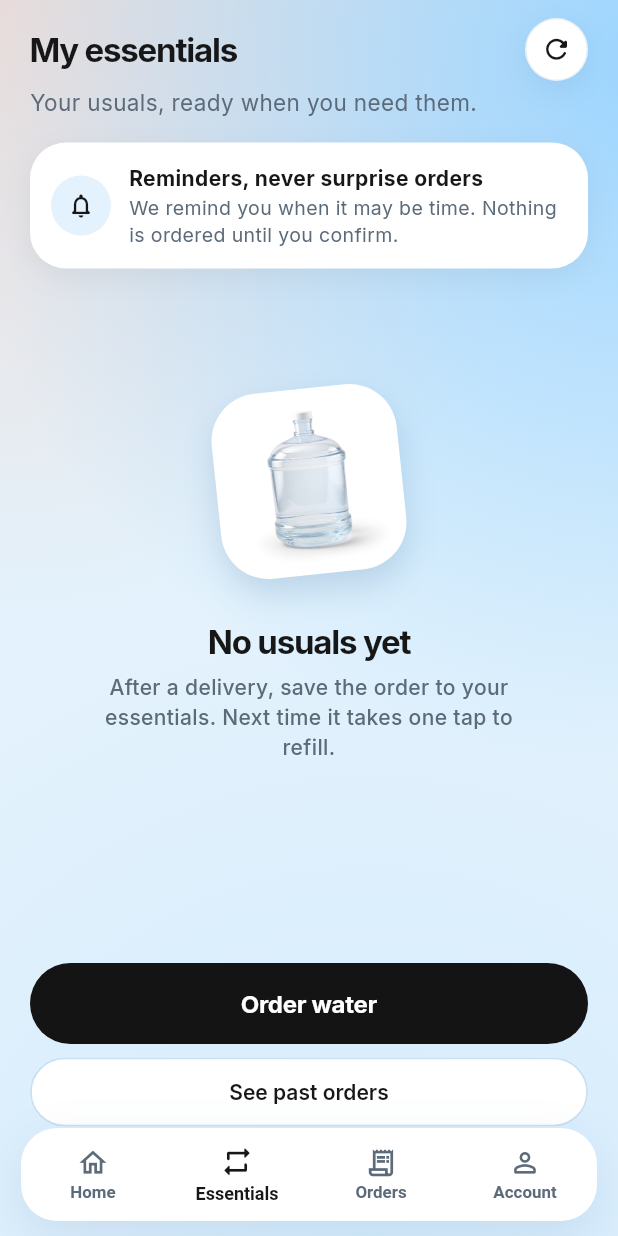
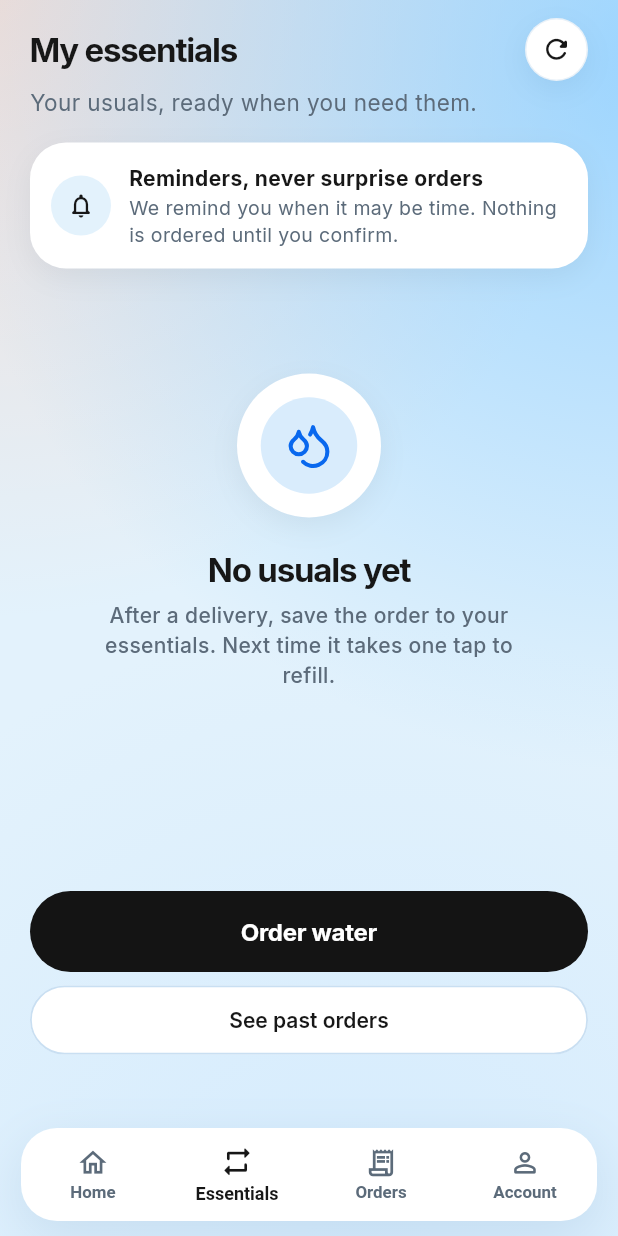
Before and after one commit to Junmarkchi97/Refilly, a Flutter app: the CustomerHome screen opened directly with empty values, item 2 of the bottom bar chosen, on a phone screen of 412 x 824 dp. Run offline on Flutter 3.47's test engine with Material 3 defaults, Android fonts, the phone set to English and light mode, and no system bars; our stand-ins replace file_picker, fl_chart, flutter_map, geolocator, google_fonts, latlong2 and 5 more; missing offline and left inert: dart:js_interop, flutter_confetti; accounts and stored records are empty; network calls fail.

Commit message:
fix(essentials): replace jug photo with a Lucide droplets icon
The empty My essentials state no longer shows a product image. It uses Lucide droplets in the soft empty-state mark instead.

Co-authored-by: JunDev <chijunmark97@gmail.com>

```diff
--- a/lib/screens/customer/my_essentials_screen.dart
+++ b/lib/screens/customer/my_essentials_screen.dart
@@ -198,7 +198,7 @@ class _MyEssentialsScreenState extends State<MyEssentialsScreen> {
             if (items.isEmpty) ...[
               const SizedBox(height: 30),
               const EmptyState(
-                artwork: EssentialsSticker(),
+                artwork: EssentialsEmptyMark(),
                 title: 'No usuals yet',
                 subtitle: 'After a delivery, save the order to your essentials. Next time it takes one tap to refill.',
               ),
--- a/lib/screens/design.dart
+++ b/lib/screens/design.dart
@@ -1,6 +1,5 @@
-import 'dart:math' as math;
-
 import 'package:flutter/material.dart';
+import 'package:lucide_icons_flutter/lucide_icons.dart';
 
 import '../theme.dart';
 import 'motion.dart';
@@ -149,61 +148,29 @@ class ProductOrb extends StatelessWidget {
   );
 }
 
-/// Die-cut sticker of the round refill jug. This is the empty-state mark for
-/// saved usuals: the product itself, tilted like a sticker on the page.
-class EssentialsSticker extends StatelessWidget {
-  const EssentialsSticker({super.key, this.size = 124});
+/// Soft Lucide mark for the My essentials empty state (no product photos).
+class EssentialsEmptyMark extends StatelessWidget {
+  const EssentialsEmptyMark({super.key, this.size = 96});
 
   final double size;
 
   @override
-  Widget build(BuildContext context) {
-    const border = 8.0;
-    final inner = size - border * 2;
-    final radius = inner * 0.22;
-    return Semantics(
-      label: 'Water jug',
-      image: true,
-      child: SizedBox(
-        width: size + 28,
-        height: size + 20,
-        child: Center(
-          child: Transform.rotate(
-            angle: -6 * math.pi / 180,
-            child: DecoratedBox(
-              decoration: BoxDecoration(
-                color: Colors.white,
-                borderRadius: BorderRadius.circular(radius + border),
-                boxShadow: [
-                  BoxShadow(
-                    color: const Color(0xFF1A4B7A).withValues(alpha: .16),
-                    blurRadius: 18,
-                    offset: const Offset(0, 10),
-                  ),
-                ],
-              ),
-              child: Padding(
-                padding: const EdgeInsets.all(border),
-                child: ClipRRect(
-                  borderRadius: BorderRadius.circular(radius),
-                  child: ColoredBox(
-                    color: Colors.white,
-                    child: Image.asset(
-                      'assets/products/jug-round.jpg',
-                      width: inner,
-                      height: inner,
-                      fit: BoxFit.contain,
-                      excludeFromSemantics: true,
-                    ),
-                  ),
-                ),
-              ),
-            ),
-          ),
+  Widget build(BuildContext context) => Semantics(
+    label: 'Essentials',
+    child: Container(
+      width: size,
+      height: size,
+      decoration: BoxDecoration(color: Colors.white, shape: BoxShape.circle, boxShadow: RF.shadow),
+      child: Center(
+        child: Container(
+          width: size * .67,
+          height: size * .67,
+          decoration: const BoxDecoration(color: RF.accentSoft, shape: BoxShape.circle),
+          child: Icon(LucideIcons.droplets, size: size * .34, color: RF.accent),
         ),
       ),
-    );
-  }
+    ),
+  );
 }
 
 /// White rounded surface with a delicate shadow and no border.
--- a/pubspec.yaml
+++ b/pubspec.yaml
@@ -48,7 +48,7 @@ dependencies:
   shared_preferences: ^2.5.3
   pdf: ^3.13.1
   flutter_confetti: ^0.9.2
-
+  lucide_icons_flutter: ^4.0.1
 dev_dependencies:
   flutter_test:
     sdk: flutter
```
Also changed, not shown: pubspec.lock, 1 other file.
